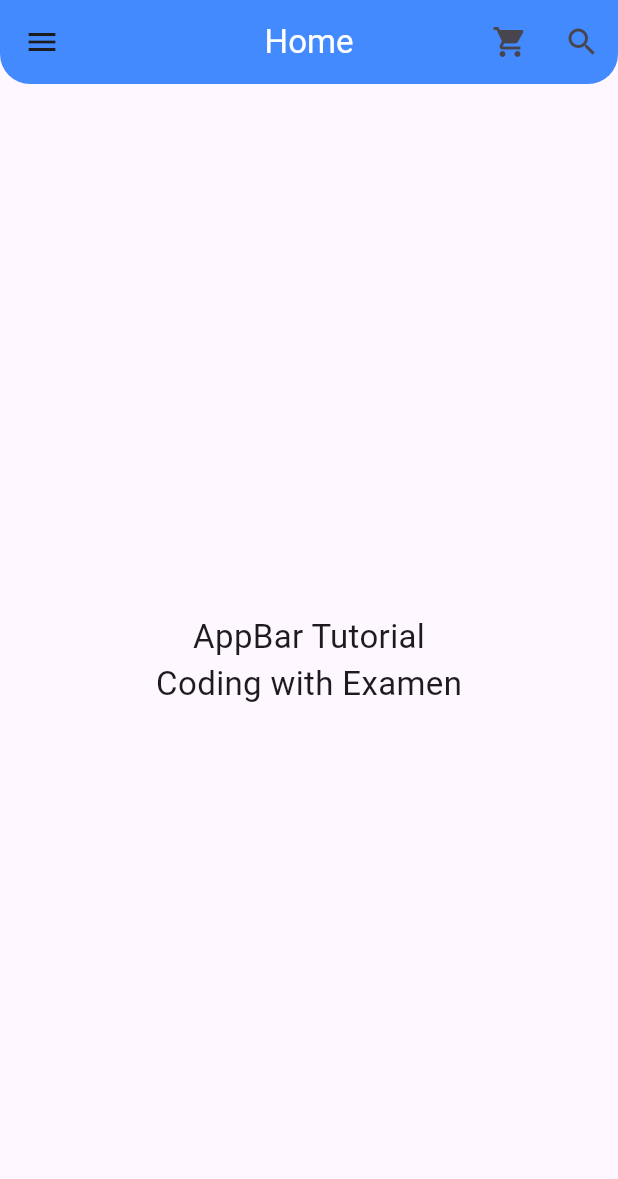
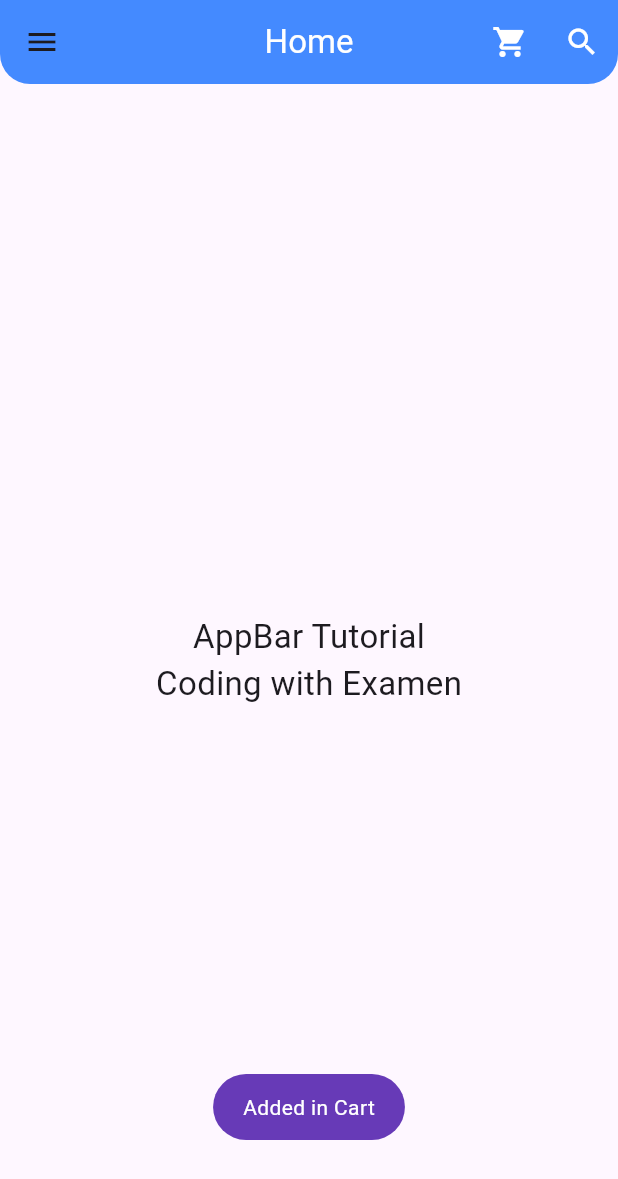
Before and after one commit to Sainathhiwale/flutter_bootcomp, a Flutter app: the screen it shows after launch, after a tap on the "shopping cart" icon, on a phone screen of 412 x 824 dp. Shown: the top 1179 px of the screen. Run offline on Flutter 3.47's test engine with Material 3 defaults, Android fonts, the phone set to English and light mode, and no system bars; our stand-ins replace fluttertoast, font_awesome_flutter.

Commit message:
icon color is change and added toast message using fluttertoast lib

```diff
--- a/lib/screen/homeappbar.dart
+++ b/lib/screen/homeappbar.dart
@@ -1,4 +1,5 @@
 import 'package:flutter/material.dart';
+import 'package:fluttertoast/fluttertoast.dart';
 
 class Homeappbar extends StatelessWidget {
   const Homeappbar({super.key});
@@ -13,8 +14,20 @@ class Homeappbar extends StatelessWidget {
         ),
         backgroundColor: Colors.blueAccent,
         actions: [
-          IconButton(icon:Icon(Icons.shopping_cart),onPressed: (){}, ),
-          IconButton(icon: Icon(Icons.search), onPressed: (){}, ),
+          IconButton(icon:Icon(Icons.shopping_cart,color: Colors.white,),onPressed: (){
+            Fluttertoast.showToast(msg: "Added in Cart",
+              toastLength: Toast.LENGTH_SHORT,
+                backgroundColor: Colors.deepPurple,
+              textColor: Colors.white
+            );
+          }, ),
+          IconButton(icon: Icon(Icons.search,color: Colors.white,), onPressed: (){
+            Fluttertoast.showToast(msg: "Searching Please wait..",
+              toastLength: Toast.LENGTH_SHORT,
+              backgroundColor: Colors.deepPurple,
+              textColor: Colors.white
+            );
+          }, ),
          // IconButton(icon: Icon(Icons.menu_book), onPressed: (){}, ),
         ],
         elevation: 0,
```
